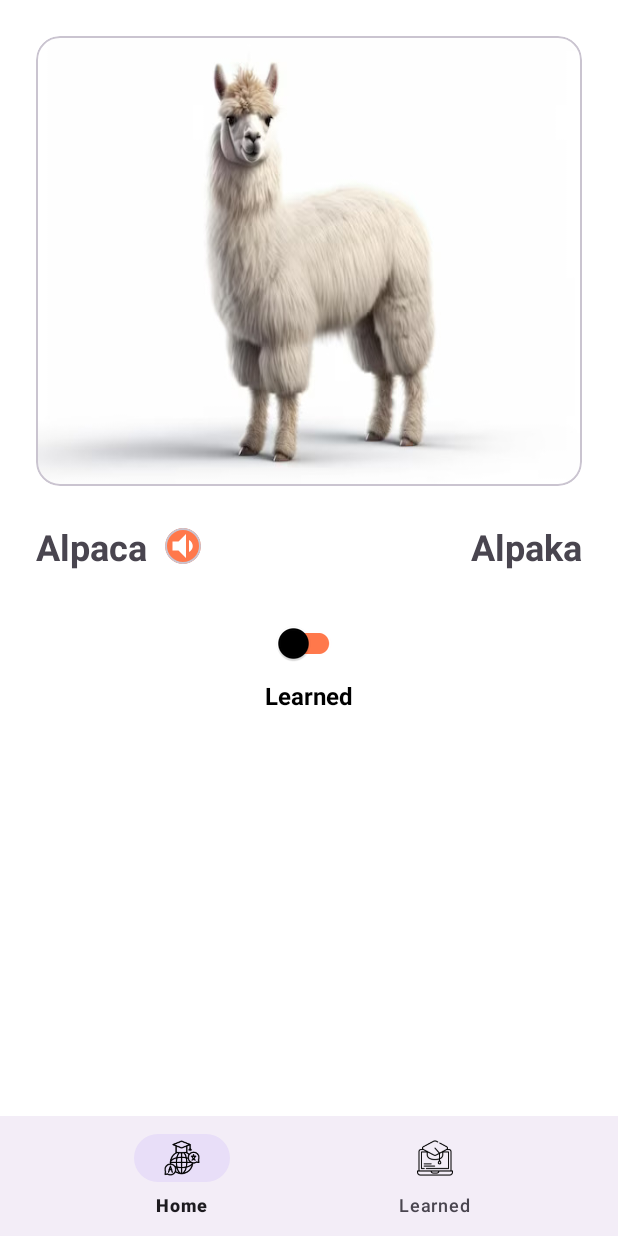
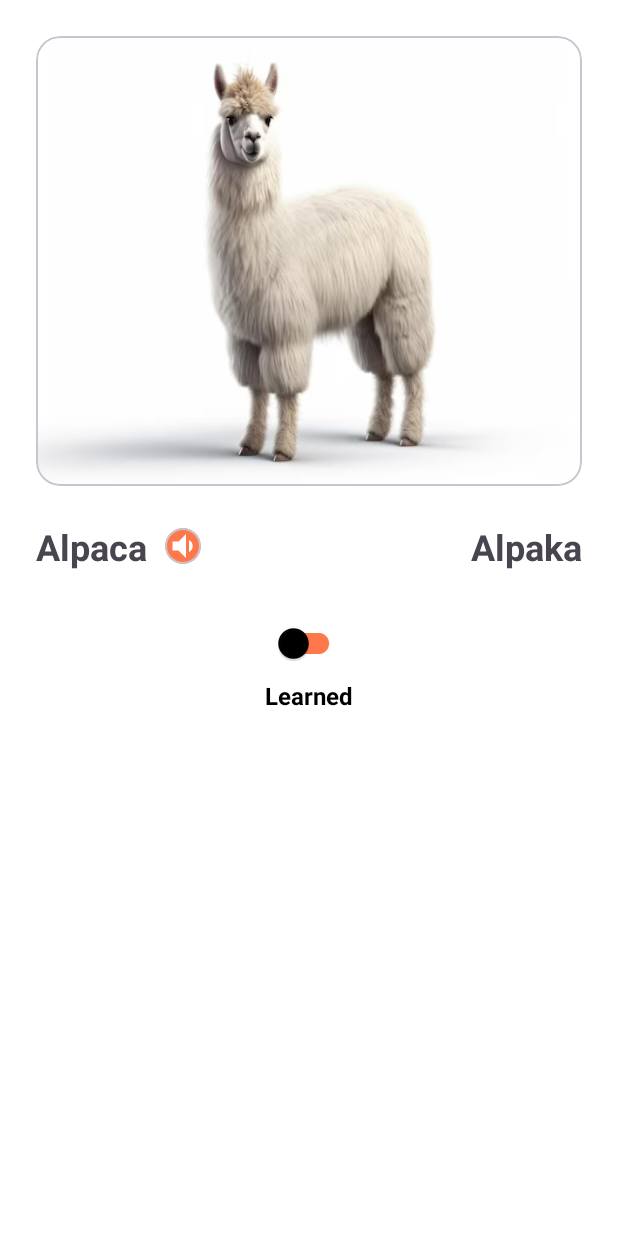
Before and after one commit to HalilllYlmz/Sevimli-Dostlar, an Android app: the screen it shows after launch (MainActivity), after a tap on "Alpaca", on a phone screen of 412 x 824 dp. Run offline under Robolectric (Android 15) with nearby library versions, the phone set to English and light mode, and no system bars; our stand-ins replace navigation-ui.

Commit message:
Bottom nav visibility configured

```diff
--- a/app/src/main/java/com/halil/halilingo/MainActivity.kt
+++ b/app/src/main/java/com/halil/halilingo/MainActivity.kt
@@ -1,7 +1,7 @@
 package com.halil.halilingo
 
 import android.os.Bundle
-import androidx.activity.enableEdgeToEdge
+import android.view.View
 import androidx.appcompat.app.AppCompatActivity
 import androidx.core.view.ViewCompat
 import androidx.core.view.WindowInsetsCompat
@@ -29,8 +29,19 @@ class MainActivity : AppCompatActivity() {
     }
 
     private fun initViews() {
-        navHostFragment = supportFragmentManager.findFragmentById(R.id.fragmentContainerView) as NavHostFragment
-        binding.bottomNavView.setupWithNavController(navHostFragment.findNavController())
+        navHostFragment =
+            supportFragmentManager.findFragmentById(R.id.fragmentContainerView) as NavHostFragment
+        val navController = navHostFragment.findNavController()
+        binding.bottomNavView.setupWithNavController(navController)
+
+        navController.addOnDestinationChangedListener { _, destination, _ ->
+            if (destination.id == R.id.detailFragment) {
+                binding.bottomNavView.visibility = View.GONE
+            } else {
+                binding.bottomNavView.visibility = View.VISIBLE
+            }
+        }
     }
 
+
 }
```
